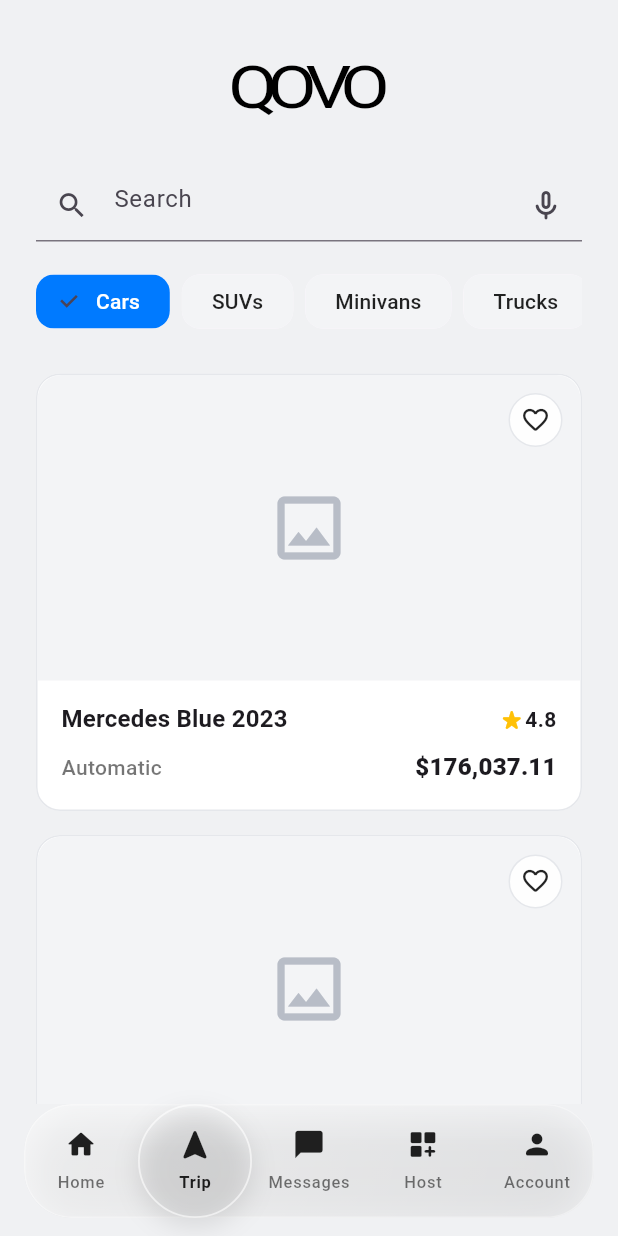
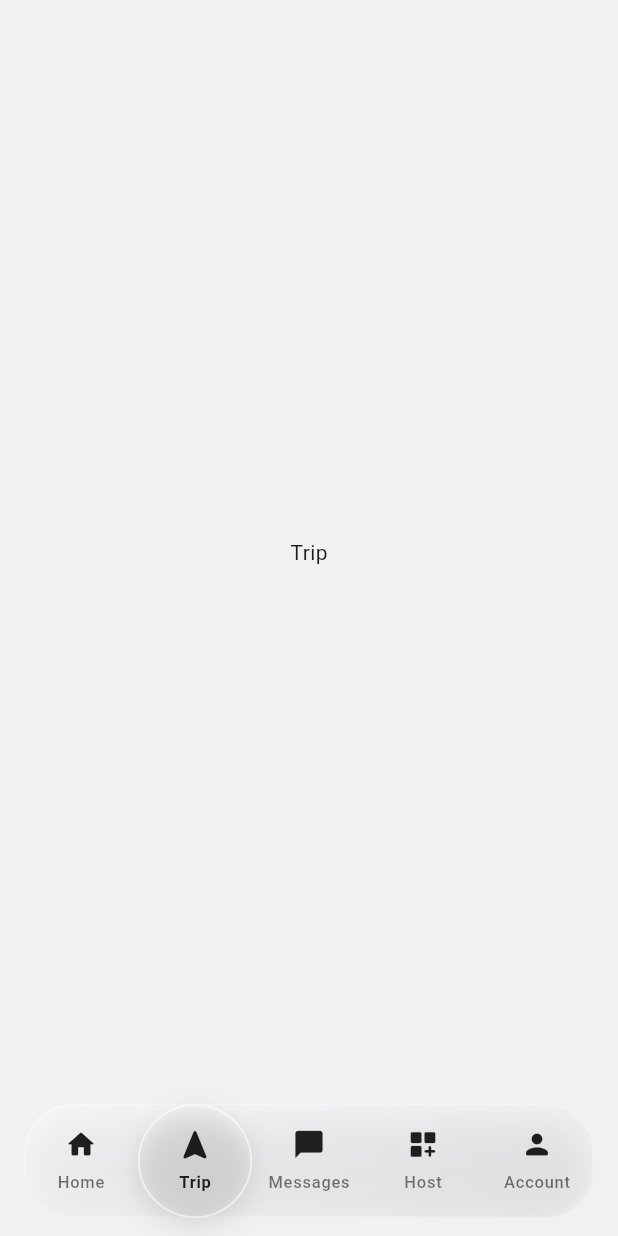
Before and after one commit to G15-ISIS3510-1/Project, a Flutter app: the screen it shows after launch, after a tap on "Sign in", after a tap on "Trip", on a phone screen of 412 x 824 dp. Run offline on Flutter 3.47's test engine with Material 3 defaults, Android fonts, the phone set to English and light mode, and no system bars; Roboto replaces fonts that are missing (Poppins).

Commit message:
jc mark i

```diff
--- a/flutter_app/lib/Home/home_view.dart
+++ b/flutter_app/lib/Home/home_view.dart
@@ -1,7 +1,9 @@
+// (your same file where HomeView lives)
 import 'package:flutter/material.dart';
 import 'widgets/bottom_bar.dart';
 import 'widgets/category_chips.dart';
 import 'widgets/car_card.dart';
+import 'settings/account_view.dart';
 
 class HomeView extends StatefulWidget {
   const HomeView({super.key});
@@ -14,30 +16,24 @@ class _HomeViewState extends State<HomeView> {
 
   // ------- MOCK DATA -------
   final List<_CarItem> _mockCars = const [
-    _CarItem(
-      title: 'Mercedes Blue 2023',
-      rating: 4.8,
-      transmission: 'Automatic',
-      price: 176037.11,
-    ),
-    _CarItem(
-      title: 'BMW X5 2022',
-      rating: 4.7,
-      transmission: 'Automatic',
-      price: 132499.00,
-    ),
-    _CarItem(
-      title: 'Audi A4 2021',
-      rating: 4.6,
-      transmission: 'Manual',
-      price: 92499.99,
-    ),
+    _CarItem(title: 'Mercedes Blue 2023', rating: 4.8, transmission: 'Automatic', price: 176037.11),
+    _CarItem(title: 'BMW X5 2022',         rating: 4.7, transmission: 'Automatic', price: 132499.00),
+    _CarItem(title: 'Audi A4 2021',        rating: 4.6, transmission: 'Manual',    price: 92499.99),
   ];
 
   @override
   Widget build(BuildContext context) {
     const double p24 = 24;
     const double p16 = 16;
+
+    // ——— tabs (keep bottom bar persistent) ———
+    final tabs = <Widget>[
+      _HomeTab(p24: p24, p16: p16, cars: _mockCars),           // Home
+      const Center(child: Text('Trip')),                        // Trip (placeholder)
+      const Center(child: Text('Messages')),                    // Messages
+      const Center(child: Text('Host')),                        // Host
+      const AccountView(),                                      // Account 👈 NEW
+    ];
 
     return Scaffold(
       bottomNavigationBar: BottomBar(
@@ -49,14 +45,28 @@ class _HomeViewState extends State<HomeView> {
           BottomBarItem(Icons.dashboard_customize_rounded, 'Host'),
           BottomBarItem(Icons.person_rounded, 'Account'),
         ],
-        onTap: (i) => setState(() => _current = i), // ahora sí cambia el blob
+        onTap: (i) => setState(() => _current = i),
       ),
-      body: SafeArea(
+      body: IndexedStack(index: _current, children: tabs),
+    );
+  }
+}
+
+// ------- home tab pulled out to keep things clean -------
+class _HomeTab extends StatelessWidget {
+  const _HomeTab({required this.p24, required this.p16, required this.cars});
+  final double p24;
+  final double p16;
+  final List<_CarItem> cars;
+
+  @override
+  Widget build(BuildContext context) {
+    return SafeArea(
       child: CustomScrollView(
         slivers: [
           SliverToBoxAdapter(
             child: Padding(
-                padding: const EdgeInsets.fromLTRB(p24, p24, p24, p16),
+              padding: EdgeInsets.fromLTRB(p24, p24, p24, p16),
               child: Column(
                 crossAxisAlignment: CrossAxisAlignment.start,
                 children: [
@@ -93,27 +103,19 @@ class _HomeViewState extends State<HomeView> {
                   ),
                   const SizedBox(height: 16),
                   const CategoryChips(
-                      items: [
-                        'Cars',
-                        'SUVs',
-                        'Minivans',
-                        'Trucks',
-                        'Vans',
-                        'Luxury',
-                      ],
+                    items: ['Cars', 'SUVs', 'Minivans', 'Trucks', 'Vans', 'Luxury'],
                   ),
                 ],
               ),
             ),
           ),
-
           SliverPadding(
-              padding: const EdgeInsets.symmetric(horizontal: p24),
+            padding: EdgeInsets.symmetric(horizontal: p24),
             sliver: SliverList.separated(
-                itemCount: _mockCars.length,
+              itemCount: cars.length,
               separatorBuilder: (_, __) => const SizedBox(height: 16),
               itemBuilder: (context, index) {
-                  final c = _mockCars[index];
+                final c = cars[index];
                 return CarCard(
                   title: c.title,
                   rating: c.rating,
@@ -125,10 +127,8 @@ class _HomeViewState extends State<HomeView> {
               },
             ),
           ),
-
           const SliverToBoxAdapter(child: SizedBox(height: 92)),
         ],
-        ),
       ),
     );
   }
--- /dev/null
+++ b/flutter_app/lib/Home/settings/account_view.dart
@@ -0,0 +1,105 @@
+// lib/settings/account_view.dart
+import 'package:flutter/material.dart';
+import 'profile_settings_view.dart';
+
+class AccountView extends StatelessWidget {
+  const AccountView({super.key});
+
+  @override
+  Widget build(BuildContext context) {
+    const double p24 = 24;
+    const double p16 = 16;
+
+    Widget pillButton(IconData icon, String label, {VoidCallback? onTap}) {
+      return SizedBox(
+        width: double.infinity,
+        child: OutlinedButton.icon(
+          onPressed: onTap ?? () {},
+          icon: Icon(icon, size: 18, color: Colors.black87),
+          label: Padding(
+            padding: const EdgeInsets.symmetric(vertical: 12.0),
+            child: Text(
+              label,
+              style: const TextStyle(fontSize: 16, color: Colors.black87),
+            ),
+          ),
+          style: OutlinedButton.styleFrom(
+            backgroundColor: Colors.white,
+            padding: const EdgeInsets.symmetric(horizontal: 16),
+            shape: RoundedRectangleBorder(
+              borderRadius: BorderRadius.circular(12),
+            ),
+            side: const BorderSide(
+              color: Color(0xFFE5E7EB),
+            ), // mismo borde sutil que en las cards
+            elevation: 0,
+          ),
+        ),
+      );
+    }
+
+    return SafeArea(
+      child: CustomScrollView(
+        slivers: [
+          SliverToBoxAdapter(
+            child: Padding(
+              padding: const EdgeInsets.fromLTRB(p24, p24, p24, p16),
+              child: Column(
+                crossAxisAlignment: CrossAxisAlignment.stretch,
+                children: [
+                  // Logo con el mismo estilo que HomeView
+                  Center(
+                    child: Transform.scale(
+                      scaleY: 0.82,
+                      child: const Text(
+                        'QOVO',
+                        style: TextStyle(
+                          fontSize: 48,
+                          fontWeight: FontWeight.w400,
+                          color: Colors.black,
+                          letterSpacing: -7.0,
+                        ),
+                      ),
+                    ),
+                  ),
+                  const SizedBox(height: 28),
+
+                  // inside AccountView -> pill list
+                  pillButton(
+                    Icons.settings,
+                    'Settings',
+                    onTap: () => Navigator.push(
+                      context,
+                      MaterialPageRoute(builder: (_) => const ProfileSettingsView()),
+                    ),
+                  ),
+                  const SizedBox(height: 16),
+                  pillButton(Icons.mail_outline, 'Inbox'),
+                  const SizedBox(height: 16),
+                  pillButton(Icons.currency_pound, 'Currency'),
+                  const SizedBox(height: 16),
+                  pillButton(Icons.info_outline, 'Legal'),
+
+                  const SizedBox(height: 28),
+
+                  // Versión (alineada a la izquierda)
+                  const Align(
+                    alignment: Alignment.centerLeft,
+                    child: Text(
+                      'v.3686.1000',
+                      style: TextStyle(color: Colors.black54),
+                    ),
+                  ),
+                ],
+              ),
+            ),
+          ),
+
+          // Espacio para que no choque con la bottom bar “glass”
+          const SliverToBoxAdapter(child: SizedBox(height: 92)),
+        ],
+      ),
+    );
+  }
+}
+// fin de lib/settings/account_view.dart
```
Also changed, not shown: flutter_app/lib/Home/settings/profile_settings_view.dart (added, +165 -0 lines). Lines whose indentation alone changed are shown as unchanged.
